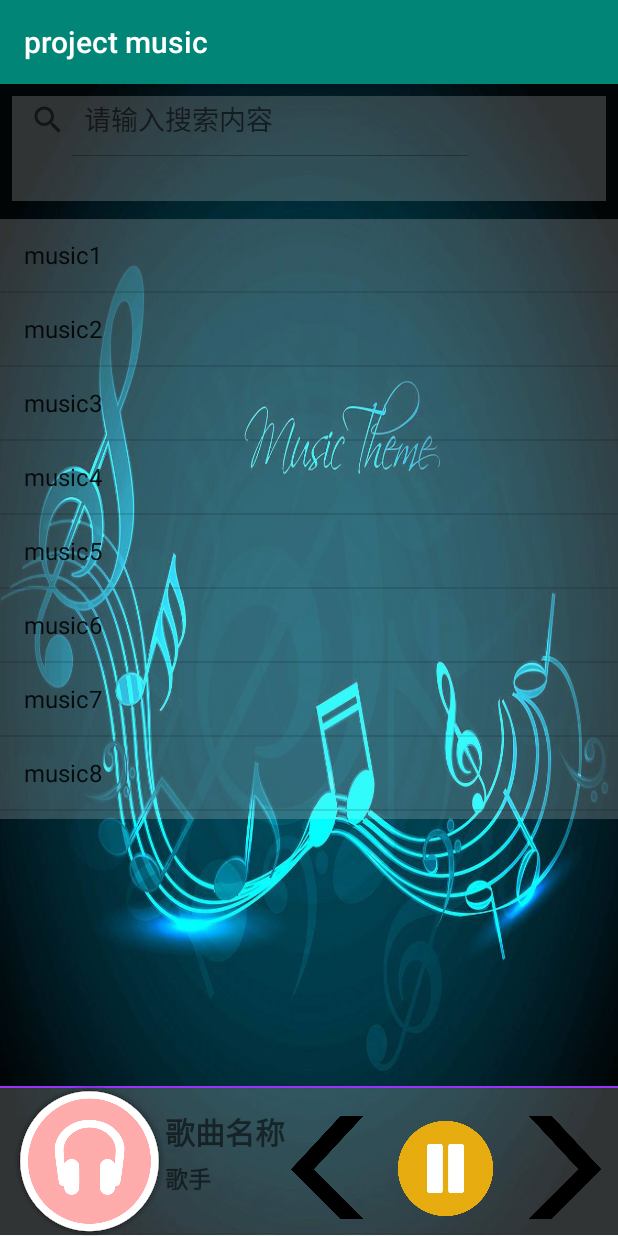
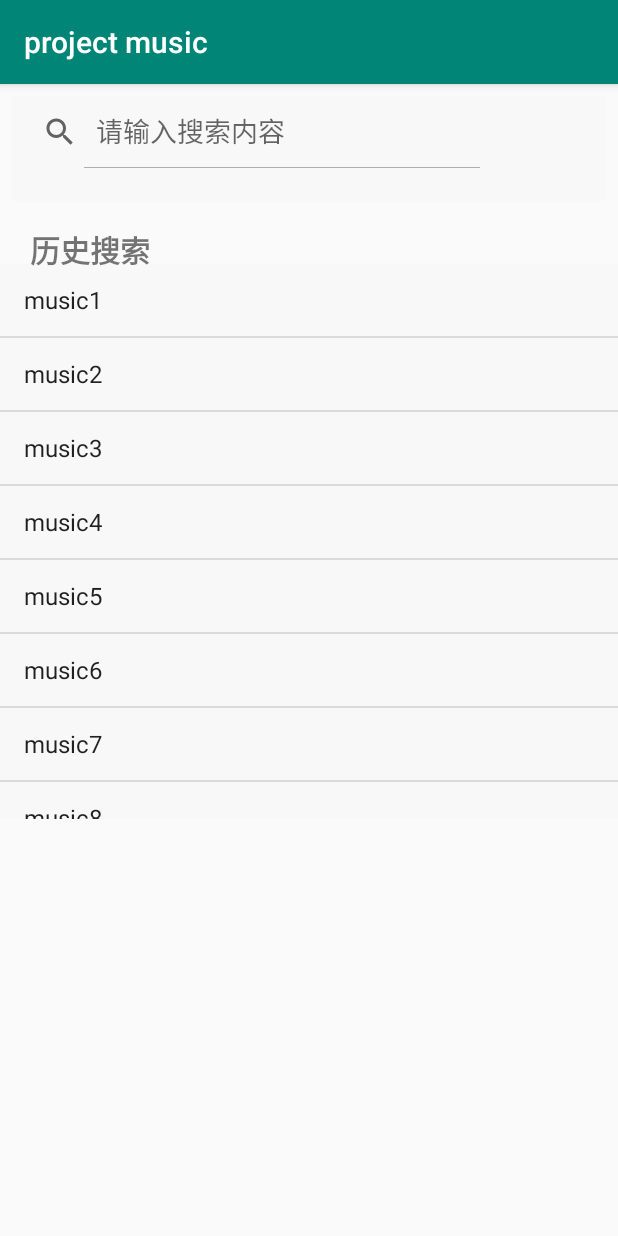
Before and after one commit to Msv777/TunesTracks, an Android app: the screen it shows after launch (MainActivity), on a phone screen of 412 x 824 dp. Run offline under Robolectric (Android 15) with nearby library versions, the phone set to English and light mode, and no system bars.

Commit message:
Signed-off-by: GST <3230905600@qq.com>

```diff
--- a/projectmusic/app/src/main/java/com/example/projectmusic/MainActivity.java
+++ b/projectmusic/app/src/main/java/com/example/projectmusic/MainActivity.java
@@ -17,4 +17,5 @@ public class MainActivity extends AppCompatActivity {
         ListView ListView =(ListView) findViewById(R.id.ListView);
         ListView.setAdapter(adapter);
     }
+
 }
--- /dev/null
+++ b/projectmusic/app/src/main/java/com/example/projectmusic/SearchViewActivity.java
@@ -0,0 +1,43 @@
+package com.example.projectmusic;
+
+import android.os.Bundle;
+import android.text.TextUtils;
+import android.widget.ArrayAdapter;
+import android.widget.ListView;
+import android.widget.SearchView;
+
+import androidx.appcompat.app.AppCompatActivity;
+
+public class SearchViewActivity extends AppCompatActivity {
+    private SearchView mSearchView =null;
+    private ListView mListView = null;
+    private String[] mDatas ={"aaa","bbb","ccc","android"};
+
+    protected  void onCreate (Bundle savedInstanceState){
+        super.onCreate(savedInstanceState);
+        setContentView(R.layout.activity_main);
+        mSearchView = (SearchView) findViewById(R.id.searchView);
+        mListView  =(ListView) findViewById(R.id.listview2);
+        mListView.setAdapter(new ArrayAdapter<String>(this,android.R.layout.simple_list_item_1,mDatas));
+        mListView.setTextFilterEnabled(true);
+        mSearchView.setOnQueryTextListener(new SearchView.OnQueryTextListener() {
+            @Override
+            public boolean onQueryTextSubmit(String query) {
+                return false;
+            }
+
+            @Override
+            public boolean onQueryTextChange(String newText) {
+                if (!TextUtils.isEmpty(newText)){
+                    mListView.setFilterText(newText);
+                }
+                else{
+                    mListView.clearTextFilter();
+                }
+                return false;
+            }
+        });
+
+    }
+
+}
--- /dev/null
+++ b/projectmusic/app/src/main/java/com/example/projectmusic/list_fragment.java
@@ -0,0 +1,15 @@
+package com.example.projectmusic;
+
+import android.os.Bundle;
+import android.view.LayoutInflater;
+import android.view.View;
+import android.view.ViewGroup;
+
+import androidx.fragment.app.Fragment;
+
+public class list_fragment extends Fragment {
+    public View onCreateView(LayoutInflater inflater, ViewGroup container, Bundle savedInstanceState){
+        View view = inflater.inflate(R.layout.list_fragment,container,false);
+        return view;
+    }
+}
--- /dev/null
+++ b/projectmusic/app/src/main/java/com/example/projectmusic/search_fragment.java
@@ -0,0 +1,15 @@
+package com.example.projectmusic;
+
+import android.os.Bundle;
+import android.view.LayoutInflater;
+import android.view.View;
+import android.view.ViewGroup;
+
+import androidx.fragment.app.Fragment;
+
+public class search_fragment extends Fragment {
+    public View onCreateView(LayoutInflater inflater, ViewGroup container, Bundle savedInstanceState){
+        View view = inflater.inflate(R.layout.search_fragment,container,false);
+        return view;
+    }
+}
--- a/projectmusic/app/src/main/res/layout/activity_main.xml
+++ b/projectmusic/app/src/main/res/layout/activity_main.xml
@@ -4,129 +4,35 @@
     android:layout_width="match_parent"
     android:layout_height="match_parent"
     xmlns:tools="http://schemas.android.com/tools"
-    android:background="@mipmap/bg1">
+    >
 
-    <RelativeLayout
+    <fragment
+        android:id="@+id/list_fragment"
         android:layout_width="match_parent"
         android:layout_height="400dp"
         android:layout_marginTop="90dp"
+        android:name="com.example.projectmusic.list_fragment"
+
         >
-        <ListView
-            android:id="@+id/ListView"
-            android:layout_width="wrap_content"
-            android:layout_height="match_parent"
-            android:background="#33EEEEEE"
-            ></ListView>
-    </RelativeLayout>
-    <RelativeLayout
-        android:layout_width="match_parent"
-        android:layout_height="100dp"
-        android:layout_alignParentBottom="true"
-        android:id="@+id/local_music_bottomlayout"
-        android:background="#33EEEEEE"
-       >
-        <ImageView
-            android:layout_width="match_parent"
-            android:layout_height="1dp"
-            android:background="#9933FA">
-            </ImageView>
-        <ImageView
-            android:layout_width="100dp"
-            android:layout_height="100dp"
-            android:src="@mipmap/music"
-            android:layout_centerVertical="true"
-            android:layout_marginLeft="10dp"
-            android:id="@+id/local_music_iv_icon">
-        </ImageView>
-        <TextView
-            android:id="@+id/local_music_tv_song"
-            android:layout_width="wrap_content"
-            android:layout_height="wrap_content"
-            android:text="歌曲名称"
 
-            android:layout_marginTop="15dp"
-            android:layout_marginLeft="110dp"
-            android:textSize="20sp"
-            android:textStyle="bold"
 
-            ></TextView>
-        <TextView
-            android:id="@+id/local_music_tv_singer"
-            android:layout_width="wrap_content"
-            android:layout_height="wrap_content"
-            android:text="歌手"
 
-            android:layout_marginTop="50dp"
-            android:layout_marginLeft="110dp"
-            android:textSize="15sp"
-            android:textStyle="bold"
 
-            ></TextView>
-        <ImageView
-        android:id="@+id/local_music_bottom_iv_next"
+    </fragment>
 
-        android:layout_width="70dp"
-        android:layout_height="70dp"
-        android:layout_marginTop="20dp"
-        android:src="@mipmap/right"
-        android:layout_alignParentRight="true"
-        android:layout_marginRight="1dp"
 
-        ></ImageView>
-        <ImageView
-            android:id="@+id/local_music_bottom_iv_stop"
-
-            android:layout_width="70dp"
-            android:layout_height="70dp"
-            android:layout_marginTop="20dp"
-            android:src="@mipmap/stop"
-            android:layout_alignParentRight="true"
-            android:layout_marginRight="80dp"
-
-            ></ImageView>
-        <ImageView
-            android:id="@+id/local_music_bottom_iv_left"
-
-            android:layout_width="70dp"
-            android:layout_height="70dp"
-            android:layout_marginTop="20dp"
-            android:src="@mipmap/left"
-            android:layout_alignParentRight="true"
-            android:layout_marginRight="160dp"
-            ></ImageView>
-
-    </RelativeLayout>
-   <LinearLayout
+   <fragment
+       android:id="@+id/search_fragment"
        android:layout_width="match_parent"
        android:layout_height="70dp"
        android:layout_margin="8dp"
        android:background="#33EEEEEE"
        android:orientation="vertical"
+       android:name="com.example.projectmusic.search_fragment"
        >
 
-   </LinearLayout>
 
-
-
-    <SearchView
-        android:id="@+id/searchView"
-        android:layout_width="wrap_content"
-        android:layout_height="wrap_content"
-        android:iconifiedByDefault="false"
-        android:queryHint="请输入搜索内容">
-
-
-
-        <ImageView
-            android:id="@+id/select_p01"
-            android:layout_width="60dp"
-            android:layout_height="50dp"
-            android:layout_alignParentRight="true"
-            android:layout_marginTop="6dp"
-            android:layout_marginRight="1dp"
-            android:src="@mipmap/saomiao" />
-
-    </SearchView>
+</fragment>
 
 
 </RelativeLayout>
--- /dev/null
+++ b/projectmusic/app/src/main/res/layout/list_fragment.xml
@@ -0,0 +1,42 @@
+<?xml version="1.0" encoding="utf-8"?>
+<RelativeLayout xmlns:android="http://schemas.android.com/apk/res/android"
+
+    android:layout_width="match_parent"
+    android:layout_height="match_parent"
+    xmlns:tools="http://schemas.android.com/tools"
+    >
+
+
+        >
+    <RelativeLayout
+        android:layout_width="match_parent"
+        android:layout_height="400dp"
+        android:layout_marginTop="30dp"
+
+        >
+
+
+        <ListView
+            android:id="@+id/ListView"
+            android:layout_width="wrap_content"
+            android:layout_height="match_parent"
+            android:background="#33EEEEEE"></ListView>
+    </RelativeLayout>
+    <RelativeLayout
+        android:layout_width="match_parent"
+        android:layout_height="40dp"
+        android:layout_marginTop="0dp">
+        <TextView
+            android:id="@+id/local_music_tv_song"
+            android:layout_width="wrap_content"
+            android:layout_height="wrap_content"
+            android:text="历史搜索"
+
+            android:layout_marginTop="5dp"
+            android:layout_marginLeft="20dp"
+            android:textSize="20sp"
+            android:textStyle="bold"></TextView>
+    </RelativeLayout>
+
+        >
+</RelativeLayout>
--- /dev/null
+++ b/projectmusic/app/src/main/res/layout/search_fragment.xml
@@ -0,0 +1,27 @@
+<?xml version="1.0" encoding="utf-8"?>
+<LinearLayout xmlns:android="http://schemas.android.com/apk/res/android"
+    android:layout_width="match_parent"
+    android:layout_height="70dp"
+    android:layout_margin="8dp"
+    android:background="#33EEEEEE"
+    android:orientation="vertical">
+
+
+    <SearchView
+        android:id="@+id/searchView"
+        android:layout_width="wrap_content"
+        android:layout_height="wrap_content"
+        android:iconifiedByDefault="false"
+        android:queryHint="请输入搜索内容"></SearchView>
+
+
+
+    <ListView
+        android:id="@+id/listview2"
+        android:layout_width="match_parent"
+        android:layout_height="200dp"
+        android:layout_weight="1"
+        />
+    >
+
+</LinearLayout>
```
